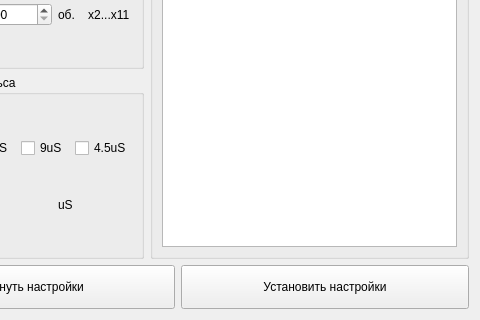
Above: ui/AmplifierUIDesign.ui from AVSidorov/FT2SXR before the change; both pictures show x 124 to 604 and y 126 to 446 of the 604 by 446 pixel window. Below: the same form after it.
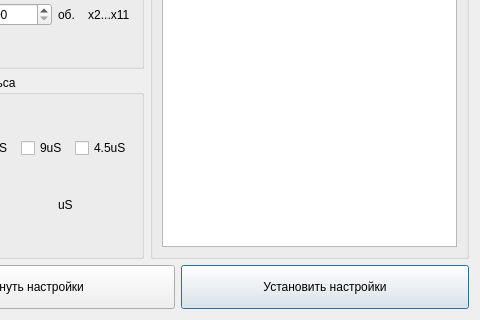
That is the form after the change.

Patch:
```diff
--- a/ui/AmplifierUIDesign.ui
+++ b/ui/AmplifierUIDesign.ui
@@ -264,6 +264,9 @@
      <property name="text">
       <string>Установить настройки</string>
      </property>
+     <property name="default">
+      <bool>true</bool>
+     </property>
     </widget>
    </item>
   </layout>
```
